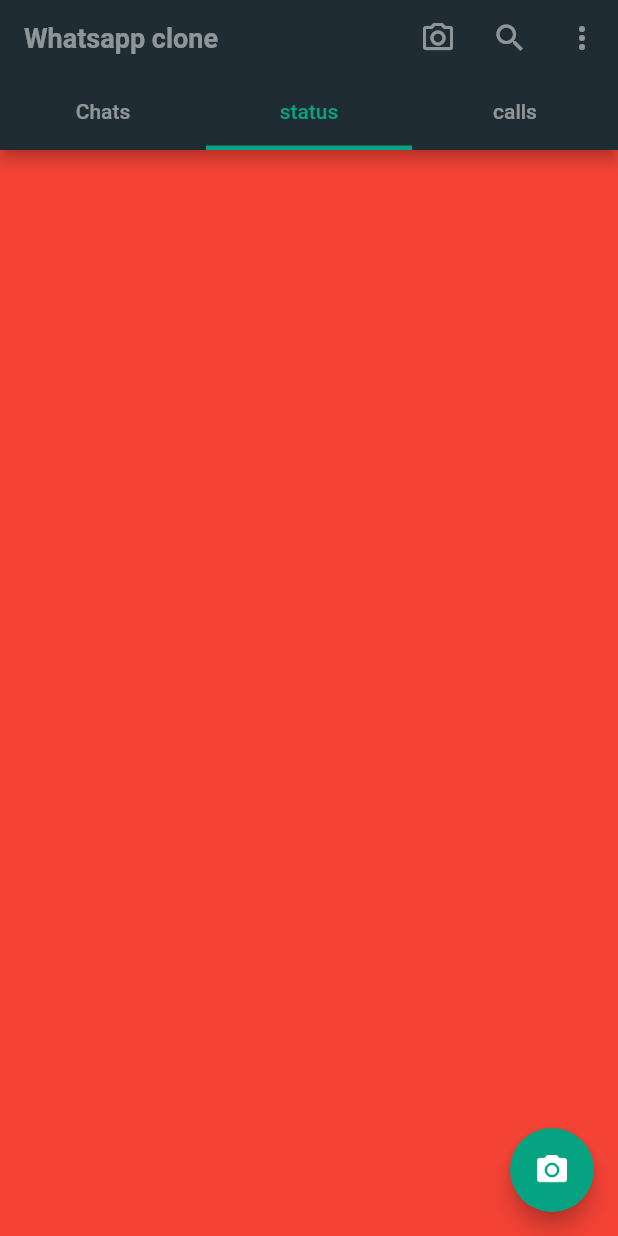
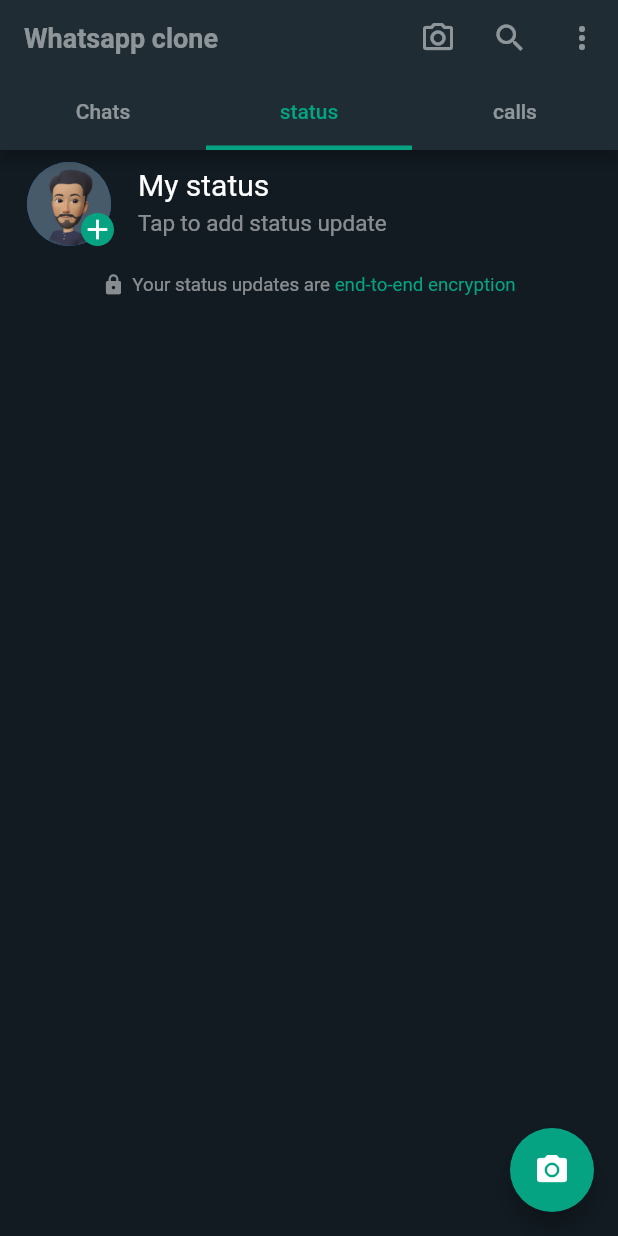
Before and after one commit to DeijoseDevelop/whatsapp_clone_ui, a Flutter app: the screen it shows after launch, tab 2 chosen, on a phone screen of 412 x 824 dp. Run offline on Flutter 3.47's test engine with Material 2 defaults, Android fonts, the phone set to English and light mode, and no system bars.

Commit message:
finished second page

```diff
--- a/lib/src/ui/pages/p_home.dart
+++ b/lib/src/ui/pages/p_home.dart
@@ -45,7 +45,7 @@ class _HomePageState extends State<HomePage>
         controller: _tabController,
         children: <Widget>[
           const ChatsPage(),
-          Container(color: Colors.red),
+          const StatusPage(),
           Container(color: Colors.blue),
         ],
       ),
--- /dev/null
+++ b/lib/src/ui/pages/p_status.dart
@@ -0,0 +1,54 @@
+import 'package:flutter/material.dart';
+import 'package:whatsapp_clone_ui/src/ui/theme/colors.dart';
+import 'package:whatsapp_clone_ui/src/ui/widgets/widgets.dart';
+
+class StatusPage extends StatelessWidget {
+  const StatusPage({super.key});
+
+  @override
+  Widget build(BuildContext context) {
+    Size size = MediaQuery.of(context).size;
+    return Container(
+      width: size.width,
+      height: size.height,
+      color: WhatsAppColors.backgroundColor,
+      child: Column(
+        children: <Widget>[
+          const WhatsappStatus(),
+          const SizedBox(height: 10.0),
+          Row(
+            mainAxisAlignment: MainAxisAlignment.center,
+            children: <Widget>[
+              Icon(
+                Icons.lock,
+                size: 15.0,
+                color: WhatsAppColors.white.withOpacity(0.5),
+              ),
+              const SizedBox(width: 5.0),
+              RichText(
+                text: TextSpan(
+                  text: "Your status updates are ",
+                  style: TextStyle(
+                    color: WhatsAppColors.white.withOpacity(0.5),
+                    fontSize: 12.5,
+                    fontWeight: FontWeight.normal,
+                  ),
+                  children: const <TextSpan>[
+                    TextSpan(
+                      text: "end-to-end encryption",
+                      style: TextStyle(
+                        color: WhatsAppColors.tabFocusedColor,
+                        fontSize: 12.5,
+                        fontWeight: FontWeight.normal,
+                      ),
+                    ),
+                  ],
+                ),
+              ),
+            ],
+          ),
+        ],
+      ),
+    );
+  }
+}
--- a/lib/src/ui/pages/pages.dart
+++ b/lib/src/ui/pages/pages.dart
@@ -1,2 +1,3 @@
+export 'package:whatsapp_clone_ui/src/ui/pages/p_status.dart';
 export 'package:whatsapp_clone_ui/src/ui/pages/p_chats.dart';
 export 'package:whatsapp_clone_ui/src/ui/pages/p_home.dart';
--- /dev/null
+++ b/lib/src/ui/widgets/w_whatsapp_status.dart
@@ -0,0 +1,59 @@
+import 'package:flutter/material.dart';
+import 'package:whatsapp_clone_ui/src/ui/theme/colors.dart';
+import 'package:whatsapp_clone_ui/src/ui/widgets/widgets.dart';
+
+class WhatsappStatus extends StatelessWidget {
+  const WhatsappStatus({super.key});
+
+  @override
+  Widget build(BuildContext context) {
+    return Material(
+      color: Colors.transparent,
+      child: InkWell(
+        highlightColor: WhatsAppColors.white.withOpacity(0.2),
+        onTap: () {},
+        child: ListTile(
+          title: const Padding(
+            padding: EdgeInsets.only(bottom: 5.0),
+            child: CustomText(
+              text: "My status",
+              color: WhatsAppColors.white,
+              fontWeight: FontWeight.normal,
+              fontSize: 20.0,
+            ),
+          ),
+          subtitle: CustomText(
+            text: "Tap to add status update",
+            color: WhatsAppColors.white.withOpacity(0.5),
+            fontWeight: FontWeight.normal,
+            fontSize: 15.0,
+          ),
+          leading: Stack(
+            children: <Widget>[
+              const CircleAvatar(
+                radius: 30,
+                backgroundImage: AssetImage("assets/1.jpg"),
+              ),
+              Positioned(
+                bottom: 0.0,
+                right: 0.0,
+                child: Container(
+                  decoration: const BoxDecoration(
+                    shape: BoxShape.circle,
+                    color: WhatsAppColors.tabFocusedColor,
+                  ),
+                  alignment: Alignment.center,
+                  child: const Icon(
+                    Icons.add,
+                    color: WhatsAppColors.white,
+                    size: 22.0,
+                  ),
+                ),
+              )
+            ],
+          ),
+        ),
+      ),
+    );
+  }
+}
--- a/lib/src/ui/widgets/widgets.dart
+++ b/lib/src/ui/widgets/widgets.dart
@@ -1,3 +1,4 @@
+export 'package:whatsapp_clone_ui/src/ui/widgets/w_whatsapp_status.dart';
 export 'package:whatsapp_clone_ui/src/ui/widgets/w_whatsapp_contact.dart';
 export 'package:whatsapp_clone_ui/src/ui/widgets/w_whatsapp_icon.dart';
 export 'package:whatsapp_clone_ui/src/ui/widgets/w_custom_text.dart';
```
